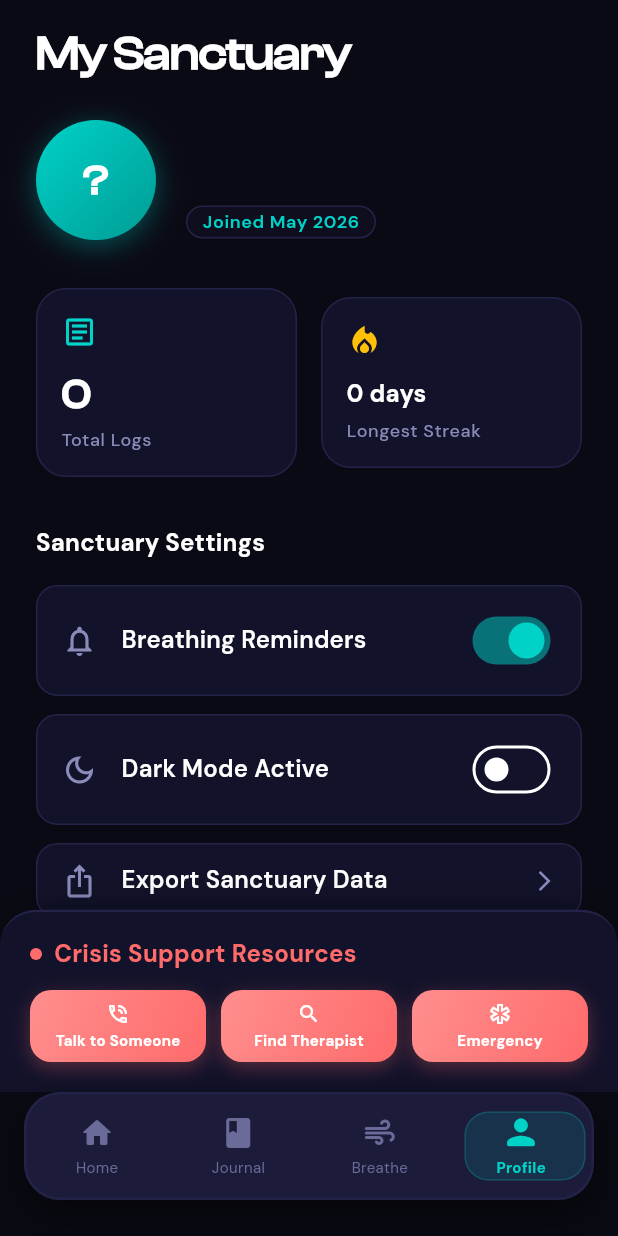
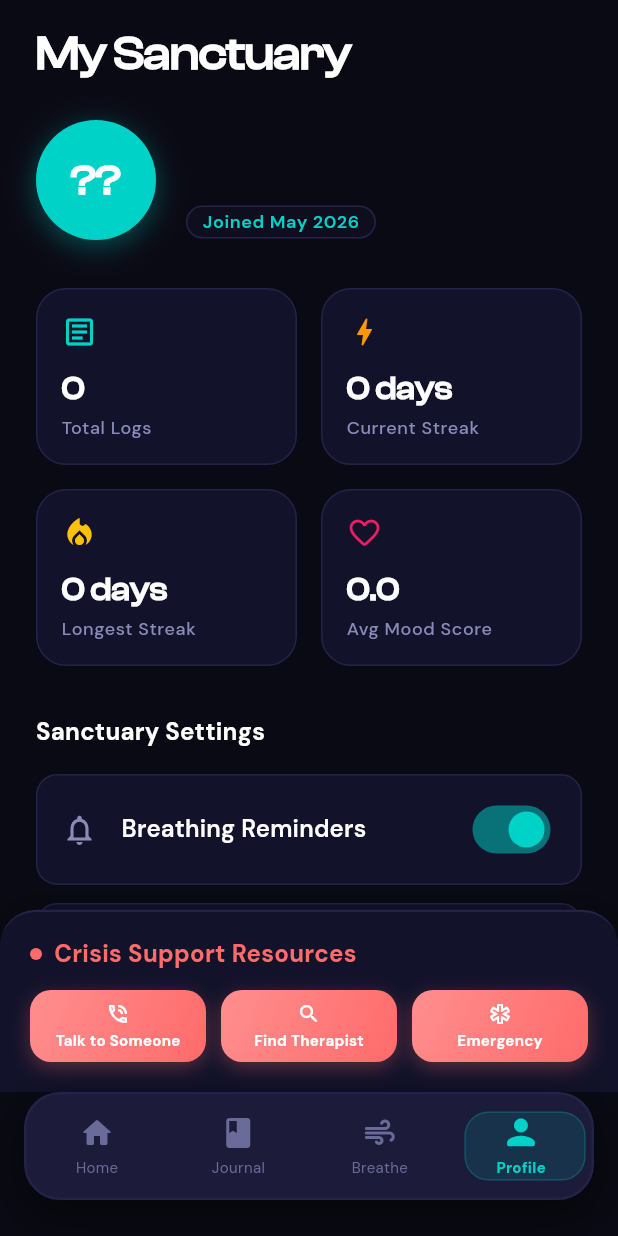
Before and after one commit to Suthankan1/mindtrack, a Flutter app: the ProfileScreen screen opened by its route, on a phone screen of 412 x 824 dp. Run offline on Flutter 3.47's test engine with Material 3 defaults, Android fonts, the phone set to English and light mode, and no system bars; our stand-ins replace dio, fl_chart, flutter_riverpod, go_router, google_fonts, shared_preferences; accounts and stored records are empty; network calls fail.

Commit message:
fix: profile screen shows real user data from API and prefs

```diff
--- a/mindtrack_mobile/lib/screens/profile_screen.dart
+++ b/mindtrack_mobile/lib/screens/profile_screen.dart
@@ -3,8 +3,10 @@ import 'package:flutter/material.dart';
 import 'package:flutter_riverpod/flutter_riverpod.dart';
 import 'package:shared_preferences/shared_preferences.dart';
 import 'package:url_launcher/url_launcher.dart';
+import 'package:go_router/go_router.dart';
 import '../theme/app_theme.dart';
 import '../providers/mood_provider.dart';
+import '../services/dio_service.dart';
 
 /// The Profile tab — displays the user's avatar, stats, settings, and
 /// persistent crisis support buttons.
@@ -24,10 +26,77 @@ class _ProfileScreenState extends ConsumerState<ProfileScreen> {
   String _joinDateStr = 'Joined May 2026';
   bool _notificationsEnabled = true;
 
+  bool _isLoadingStats = true;
+  int _totalEntries = 0;
+  int _currentStreak = 0;
+  int _longestStreak = 0;
+  double _avgMoodScore = 0.0;
+
+  final List<Color> _avatarColors = const [
+    Color(0xFF00D2C8), // Teal
+    Color(0xFFFF6B6B), // Coral
+    Color(0xFFFFB347), // Orange
+    Color(0xFF9B5DE5), // Purple
+    Color(0xFF00F5D4), // Mint
+    Color(0xFFF15BB5), // Pink
+    Color(0xFF3A86C8), // Blue
+  ];
+
+  String _getEmailInitials(String email) {
+    if (email.trim().isEmpty) return '??';
+    final parts = email.split('@');
+    final namePart = parts[0];
+    if (namePart.length >= 2) {
+      return namePart.substring(0, 2).toUpperCase();
+    } else if (namePart.isNotEmpty) {
+      return namePart.toUpperCase();
+    }
+    return '??';
+  }
+
+  Color _getAvatarColor(String email) {
+    if (email.trim().isEmpty) return _avatarColors[0];
+    final firstChar = email.trim()[0].toLowerCase();
+    final code = firstChar.codeUnitAt(0);
+    final index = code % _avatarColors.length;
+    return _avatarColors[index];
+  }
+
   @override
   void initState() {
     super.initState();
     _loadProfileData();
+    _fetchUserStats();
+  }
+
+  Future<void> _fetchUserStats() async {
+    if (!mounted) return;
+    setState(() {
+      _isLoadingStats = true;
+    });
+    try {
+      final dio = ref.read(dioServiceProvider);
+      final stats = await dio.getUserStats();
+      if (!mounted) return;
+      setState(() {
+        _totalEntries = stats['totalEntries'] ?? 0;
+        _currentStreak = stats['currentStreak'] ?? 0;
+        _longestStreak = stats['longestStreak'] ?? 0;
+        final avg = stats['avgMoodScore'];
+        if (avg is num) {
+          _avgMoodScore = avg.toDouble();
+        } else {
+          _avgMoodScore = 0.0;
+        }
+        _isLoadingStats = false;
+      });
+    } catch (e) {
+      debugPrint('ProfileScreen: Error fetching user stats: $e');
+      if (!mounted) return;
+      setState(() {
+        _isLoadingStats = false;
+      });
+    }
   }
 
   /// Reads profile data (name, email, join date, notifications flag)
@@ -220,19 +289,6 @@ class _ProfileScreenState extends ConsumerState<ProfileScreen> {
 
     // Watch reactive state from Riverpod
     final activeTheme = ref.watch(themeProvider);
-    final historyAsync = ref.watch(moodHistoryProvider);
-    final currentStreak = ref.watch(streakCountProvider);
-
-    // Dynamic calculations from history
-    final totalEntries = historyAsync.maybeWhen(
-      data: (list) => list.length,
-      orElse: () => 0,
-    );
-
-    final longestStreak = historyAsync.maybeWhen(
-      data: (list) => _calculateLongestStreak(list),
-      orElse: () => 0,
-    );
 
     return Scaffold(
       backgroundColor: theme.scaffoldBackgroundColor,
@@ -267,17 +323,10 @@ class _ProfileScreenState extends ConsumerState<ProfileScreen> {
                           height: 80,
                           decoration: BoxDecoration(
                             shape: BoxShape.circle,
-                            gradient: const LinearGradient(
-                              colors: [
-                                Color(0xFF00D2C8),
-                                Color(0xFF009C94),
-                              ],
-                              begin: Alignment.topLeft,
-                              end: Alignment.bottomRight,
-                            ),
+                            color: _getAvatarColor(_email),
                             boxShadow: [
                               BoxShadow(
-                                color: const Color(0xFF00D2C8).withValues(alpha: 0.35),
+                                color: _getAvatarColor(_email).withValues(alpha: 0.35),
                                 blurRadius: 16,
                                 offset: const Offset(0, 4),
                               ),
@@ -285,7 +334,7 @@ class _ProfileScreenState extends ConsumerState<ProfileScreen> {
                           ),
                           child: Center(
                             child: Text(
-                              _getInitials(_displayName),
+                              _getEmailInitials(_email),
                               style: theme.textTheme.headlineMedium?.copyWith(
                                   fontWeight: FontWeight.bold,
                                   color: Colors.white,
@@ -338,106 +387,79 @@ class _ProfileScreenState extends ConsumerState<ProfileScreen> {
                     const SizedBox(height: 32),
 
                     // Stats & Badges Grid
+                    _isLoadingStats
+                        ? Column(
+                            children: [
+                              Row(
+                                children: const [
+                                  Expanded(child: ShimmerStatsCard()),
+                                  SizedBox(width: 16),
+                                  Expanded(child: ShimmerStatsCard()),
+                                ],
+                              ),
+                              const SizedBox(height: 16),
+                              Row(
+                                children: const [
+                                  Expanded(child: ShimmerStatsCard()),
+                                  SizedBox(width: 16),
+                                  Expanded(child: ShimmerStatsCard()),
+                                ],
+                              ),
+                            ],
+                          )
+                        : Column(
+                            children: [
                               Row(
                                 children: [
-                        // Total logs card
                                   Expanded(
-                          child: Container(
-                            padding: const EdgeInsets.all(16),
-                            decoration: BoxDecoration(
-                              color: theme.cardColor,
-                              borderRadius: BorderRadius.circular(20),
-                              border: Border.all(
-                                color: isLightTheme ? const Color(0xFFE0E4F2) : AppColors.borderOverlay,
+                                    child: _buildStatsCard(
+                                      theme: theme,
+                                      isLightTheme: isLightTheme,
+                                      icon: Icons.article_outlined,
+                                      color: isLightTheme ? const Color(0xFF009C94) : const Color(0xFF00D2C8),
+                                      value: '$_totalEntries',
+                                      label: 'Total Logs',
                                     ),
                                   ),
-                            child: Column(
-                              crossAxisAlignment: CrossAxisAlignment.start,
-                              children: [
-                                Icon(
-                                  Icons.article_outlined,
-                                  color: isLightTheme ? const Color(0xFF009C94) : const Color(0xFF00D2C8),
-                                ),
-                                const SizedBox(height: 12),
-                                Text(
-                                  '$totalEntries',
-                                  style: theme.textTheme.headlineMedium?.copyWith(
-                                    fontWeight: FontWeight.bold,
-                                    color: isLightTheme ? const Color(0xFF0A0A14) : Colors.white,
-                                  ),
-                                ),
-                                const SizedBox(height: 4),
-                                Text(
-                                  'Total Logs',
-                                  style: theme.textTheme.bodySmall?.copyWith(
-                                    color: isLightTheme ? const Color(0xFF606080) : AppColors.textMuted,
-                                    fontWeight: FontWeight.w500,
+                                  const SizedBox(width: 16),
+                                  Expanded(
+                                    child: _buildStatsCard(
+                                      theme: theme,
+                                      isLightTheme: isLightTheme,
+                                      icon: Icons.bolt_rounded,
+                                      color: Colors.orange,
+                                      value: '$_currentStreak days',
+                                      label: 'Current Streak',
                                     ),
                                   ),
                                 ],
                               ),
+                              const SizedBox(height: 16),
+                              Row(
+                                children: [
+                                  Expanded(
+                                    child: _buildStatsCard(
+                                      theme: theme,
+                                      isLightTheme: isLightTheme,
+                                      icon: Icons.local_fire_department,
+                                      color: Colors.amber,
+                                      value: '$_longestStreak days',
+                                      label: 'Longest Streak',
+                                      isBest: _longestStreak > 0,
                                     ),
                                   ),
                                   const SizedBox(width: 16),
-                        // Longest streak badge card
                                   Expanded(
-                          child: Container(
-                            padding: const EdgeInsets.all(16),
-                            decoration: BoxDecoration(
-                              color: theme.cardColor,
-                              borderRadius: BorderRadius.circular(20),
-                              border: Border.all(
-                                color: isLightTheme ? const Color(0xFFE0E4F2) : AppColors.borderOverlay,
-                              ),
-                            ),
-                            child: Column(
-                              crossAxisAlignment: CrossAxisAlignment.start,
-                              children: [
-                                Row(
-                                  mainAxisAlignment: MainAxisAlignment.spaceBetween,
-                                  children: [
-                                    const Icon(
-                                      Icons.local_fire_department,
-                                      color: Colors.amber,
-                                    ),
-                                    if (longestStreak > 0)
-                                      Container(
-                                        padding: const EdgeInsets.symmetric(horizontal: 6, vertical: 2),
-                                        decoration: BoxDecoration(
-                                          color: Colors.amber.withValues(alpha: 0.15),
-                                          borderRadius: BorderRadius.circular(8),
-                                          border: Border.all(color: Colors.amber.withValues(alpha: 0.3)),
-                                        ),
-                                        child: const Text(
-                                          'BEST',
-                                          style: TextStyle(
-                                            color: Colors.amber,
-                                            fontSize: 9,
-                                            fontWeight: FontWeight.bold,
-                                          ),
+                                    child: _buildStatsCard(
+                                      theme: theme,
+                                      isLightTheme: isLightTheme,
+                                      icon: Icons.favorite_border_rounded,
+                                      color: Colors.pink,
+                                      value: _avgMoodScore.toStringAsFixed(1),
+                                      label: 'Avg Mood Score',
                                     ),
                                   ),
                                 ],
-                                ),
-                                const SizedBox(height: 12),
-                                Text(
-                                  '$longestStreak days',
-                                  style: theme.textTheme.titleMedium?.copyWith(
-                                    fontWeight: FontWeight.bold,
-                                    color: isLightTheme ? const Color(0xFF0A0A14) : Colors.white,
-                                  ),
-                                ),
-                                const SizedBox(height: 4),
-                                Text(
-                                  'Longest Streak',
-                                  style: theme.textTheme.bodySmall?.copyWith(
-                                    color: isLightTheme ? const Color(0xFF606080) : AppColors.textMuted,
-                                    fontWeight: FontWeight.w500,
-                                  ),
-                                ),
-                              ],
-                            ),
-                          ),
                               ),
                             ],
                           ),
@@ -498,6 +520,33 @@ class _ProfileScreenState extends ConsumerState<ProfileScreen> {
                             backgroundColor: theme.brightness == Brightness.light ? const Color(0xFF009C94) : const Color(0xFF00D2C8),
                           ),
                         );
+                      },
+                    ),
+
+                    // Sign Out Settings Tile
+                    _buildSettingItem(
+                      context: context,
+                      icon: Icons.logout_outlined,
+                      title: 'Sign Out',
+                      trailing: const Icon(
+                        Icons.arrow_forward_ios,
+                        size: 16,
+                        color: AppColors.textMuted,
+                      ),
+                      onTap: () async {
+                        // Call DioService logout
+                        await ref.read(dioServiceProvider).logout();
+
+                        // Clear user email and display name from SharedPreferences
+                        final prefs = await SharedPreferences.getInstance();
+                        await prefs.remove('user_email');
+                        await prefs.remove('user_display_name');
+                        await prefs.remove('user_join_date');
+
+                        // Navigate to /login via go_router
+                        if (mounted) {
+                          context.go('/login');
+                        }
                       },
                     ),
                     const SizedBox(height: 32),
@@ -792,4 +841,165 @@ class _ProfileScreenState extends ConsumerState<ProfileScreen> {
       ),
     );
   }
+
+  Widget _buildStatsCard({
+    required ThemeData theme,
+    required bool isLightTheme,
+    required IconData icon,
+    required Color color,
+    required String value,
+    required String label,
+    bool isBest = false,
+  }) {
+    return Container(
+      padding: const EdgeInsets.all(16),
+      decoration: BoxDecoration(
+        color: theme.cardColor,
+        borderRadius: BorderRadius.circular(20),
+        border: Border.all(
+          color: isLightTheme ? const Color(0xFFE0E4F2) : AppColors.borderOverlay,
+        ),
+      ),
+      child: Column(
+        crossAxisAlignment: CrossAxisAlignment.start,
+        mainAxisAlignment: MainAxisAlignment.center,
+        children: [
+          Row(
+            mainAxisAlignment: MainAxisAlignment.spaceBetween,
+            children: [
+              Icon(
+                icon,
+                color: color,
+                size: 24,
+              ),
+              if (isBest)
+                Container(
+                  padding: const EdgeInsets.symmetric(horizontal: 6, vertical: 2),
+                  decoration: BoxDecoration(
+                    color: Colors.amber.withValues(alpha: 0.15),
+                    borderRadius: BorderRadius.circular(8),
+                    border: Border.all(color: Colors.amber.withValues(alpha: 0.3)),
+                  ),
+                  child: const Text(
+                    'BEST',
+                    style: TextStyle(
+                      color: Colors.amber,
+                      fontSize: 9,
+                      fontWeight: FontWeight.bold,
+                    ),
+                  ),
+                ),
+            ],
+          ),
+          const SizedBox(height: 12),
+          FittedBox(
+            fit: BoxFit.scaleDown,
+            child: Text(
+              value,
+              style: theme.textTheme.headlineMedium?.copyWith(
+                fontWeight: FontWeight.bold,
+                color: isLightTheme ? const Color(0xFF0A0A14) : Colors.white,
+                fontSize: 22,
+              ),
+            ),
+          ),
+          const SizedBox(height: 4),
+          Text(
+            label,
+            style: theme.textTheme.bodySmall?.copyWith(
+              color: isLightTheme ? const Color(0xFF606080) : AppColors.textMuted,
+              fontWeight: FontWeight.w500,
+            ),
+          ),
+        ],
+      ),
+    );
   }
+}
+
+class ShimmerStatsCard extends StatefulWidget {
+  const ShimmerStatsCard({super.key});
+
+  @override
+  State<ShimmerStatsCard> createState() => _ShimmerStatsCardState();
+}
+
+class _ShimmerStatsCardState extends State<ShimmerStatsCard> with SingleTickerProviderStateMixin {
+  late final AnimationController _controller;
+  late final Animation<double> _animation;
+
+  @override
+  void initState() {
+    super.initState();
+    _controller = AnimationController(
+      vsync: this,
+      duration: const Duration(milliseconds: 1000),
+    )..repeat(reverse: true);
+    _animation = Tween<double>(begin: 0.3, end: 0.7).animate(
+      CurvedAnimation(parent: _controller, curve: Curves.easeInOut),
+    );
+  }
+
+  @override
+  void dispose() {
+    _controller.dispose();
+    super.dispose();
+  }
+
+  @override
+  Widget build(BuildContext context) {
+    final theme = Theme.of(context);
+    final isLightTheme = theme.brightness == Brightness.light;
+
+    return AnimatedBuilder(
+      animation: _animation,
+      builder: (context, child) {
+        return Opacity(
+          opacity: _animation.value,
+          child: Container(
+            padding: const EdgeInsets.all(16),
+            decoration: BoxDecoration(
+              color: isLightTheme ? const Color(0xFFF1F4FA) : AppColors.surfaceColor,
+              borderRadius: BorderRadius.circular(20),
+              border: Border.all(
+                color: isLightTheme ? const Color(0xFFE0E4F2) : AppColors.borderOverlay,
+              ),
+            ),
+            child: Column(
+              crossAxisAlignment: CrossAxisAlignment.start,
+              mainAxisAlignment: MainAxisAlignment.center,
+              children: [
+                Container(
+                  width: 24,
+                  height: 24,
+                  decoration: BoxDecoration(
+                    color: isLightTheme ? Colors.black12 : Colors.white10,
+                    shape: BoxShape.circle,
+                  ),
+                ),
+                const SizedBox(height: 12),
+                Container(
+                  width: 60,
+                  height: 24,
+                  decoration: BoxDecoration(
+                    color: isLightTheme ? Colors.black12 : Colors.white10,
+                    borderRadius: BorderRadius.circular(6),
+                  ),
+                ),
+                const SizedBox(height: 6),
+                Container(
+                  width: 80,
+                  height: 12,
+                  decoration: BoxDecoration(
+                    color: isLightTheme ? Colors.black12 : Colors.white10,
+                    borderRadius: BorderRadius.circular(4),
+                  ),
+                ),
+              ],
+            ),
+          ),
+        );
+      },
+    );
+  }
+}
--- a/mindtrack_mobile/lib/services/dio_service.dart
+++ b/mindtrack_mobile/lib/services/dio_service.dart
@@ -217,6 +217,27 @@ class DioService {
       rethrow;
     }
   }
+
+  /// Fetches user statistics from the API.
+  Future<Map<String, dynamic>> getUserStats() async {
+    if (_token == null) {
+      final prefs = await SharedPreferences.getInstance();
+      _token = prefs.getString(_kTokenKey);
+    }
+    if (_token == null) {
+      throw Exception('Not authenticated. Please log in.');
+    }
+    try {
+      final response = await _dio.get('/api/user/stats');
+      if (response.statusCode == 200 && response.data != null) {
+        return response.data as Map<String, dynamic>;
+      }
+      throw Exception('Failed to load user stats: status \${response.statusCode}');
+    } catch (e) {
+      debugPrint('DioService: Error fetching user stats: \$e');
+      rethrow;
+    }
+  }
 }
 
 /// Riverpod provider for DioService singleton
```
Also changed, not shown: 1 other file. Lines whose indentation alone changed are shown as unchanged.
